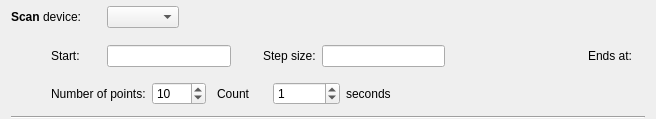
First picture: the form in nicos/clients/gui/cmdlets/scan.ui, repository mlz-ictrl/nicos, before the edit.
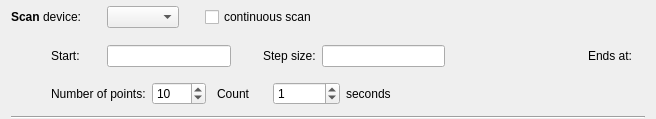
Second picture: the form after the edit.

Commit message:
cmdlets: offer a box for continuous scanning for scan/cscan
This helps users because they can use the same paramterization for both types.

```diff
--- a/nicos/clients/gui/cmdlets/scan.ui
+++ b/nicos/clients/gui/cmdlets/scan.ui
@@ -38,6 +38,29 @@
      <item>
       <widget class="QComboBox" name="device"/>
      </item>
+     <item>
+      <spacer name="horizontalSpacer_8">
+       <property name="orientation">
+        <enum>Qt::Horizontal</enum>
+       </property>
+       <property name="sizeType">
+        <enum>QSizePolicy::Fixed</enum>
+       </property>
+       <property name="sizeHint" stdset="0">
+        <size>
+         <width>20</width>
+         <height>20</height>
+        </size>
+       </property>
+      </spacer>
+     </item>
+     <item>
+      <widget class="QCheckBox" name="contBox">
+       <property name="text">
+        <string>continuous scan</string>
+       </property>
+      </widget>
+     </item>
      <item>
       <spacer name="horizontalSpacer">
        <property name="orientation">
```
The commit also changes 2 other files.
